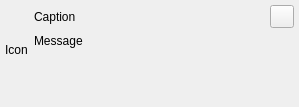
Before: the Qt Designer form src/plugins/mainwindow/noticewidget.ui in silvansky/Contacts, drawn with Qt 5.
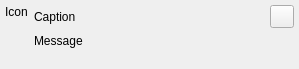
After: the same form once the commit is applied. Custom widgets are drawn as their Qt base class.

The edit to the form file:
```diff
--- a/src/plugins/mainwindow/noticewidget.ui
+++ b/src/plugins/mainwindow/noticewidget.ui
@@ -7,7 +7,7 @@
     <x>0</x>
     <y>0</y>
     <width>299</width>
-    <height>107</height>
+    <height>69</height>
    </rect>
   </property>
   <layout class="QHBoxLayout" name="horizontalLayout_2">
@@ -15,20 +15,16 @@
     <number>5</number>
    </property>
    <item>
-    <layout class="QVBoxLayout" name="verticalLayout_2">
+    <layout class="QVBoxLayout" name="verticalLayout_2" stretch="0">
      <item>
       <widget class="QLabel" name="lblIcon">
        <property name="text">
         <string notr="true">Icon</string>
        </property>
-      </widget>
-     </item>
-     <item>
-      <spacer name="verticalSpacer">
-       <property name="orientation">
-        <enum>Qt::Vertical</enum>
+       <property name="alignment">
+        <set>Qt::AlignHCenter|Qt::AlignTop</set>
        </property>
-      </spacer>
+      </widget>
      </item>
     </layout>
    </item>
@@ -62,21 +58,12 @@
      </item>
      <item>
       <widget class="QLabel" name="lblMessage">
-       <property name="sizePolicy">
-        <sizepolicy hsizetype="Expanding" vsizetype="Expanding">
-         <horstretch>0</horstretch>
-         <verstretch>0</verstretch>
-        </sizepolicy>
-       </property>
        <property name="text">
         <string notr="true">Message</string>
        </property>
        <property name="textFormat">
         <enum>Qt::RichText</enum>
        </property>
-       <property name="alignment">
-        <set>Qt::AlignLeading|Qt::AlignLeft|Qt::AlignTop</set>
-       </property>
        <property name="wordWrap">
         <bool>true</bool>
        </property>
```
Left out of the diff: 2 changed lines with no effect on the pictures.
